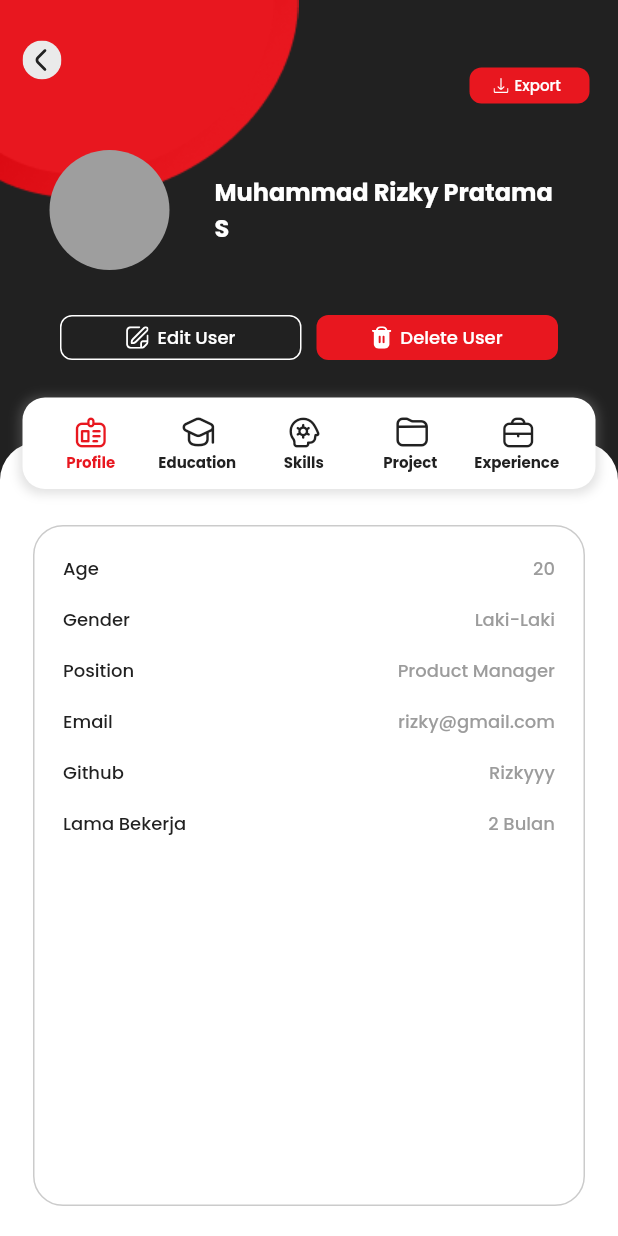
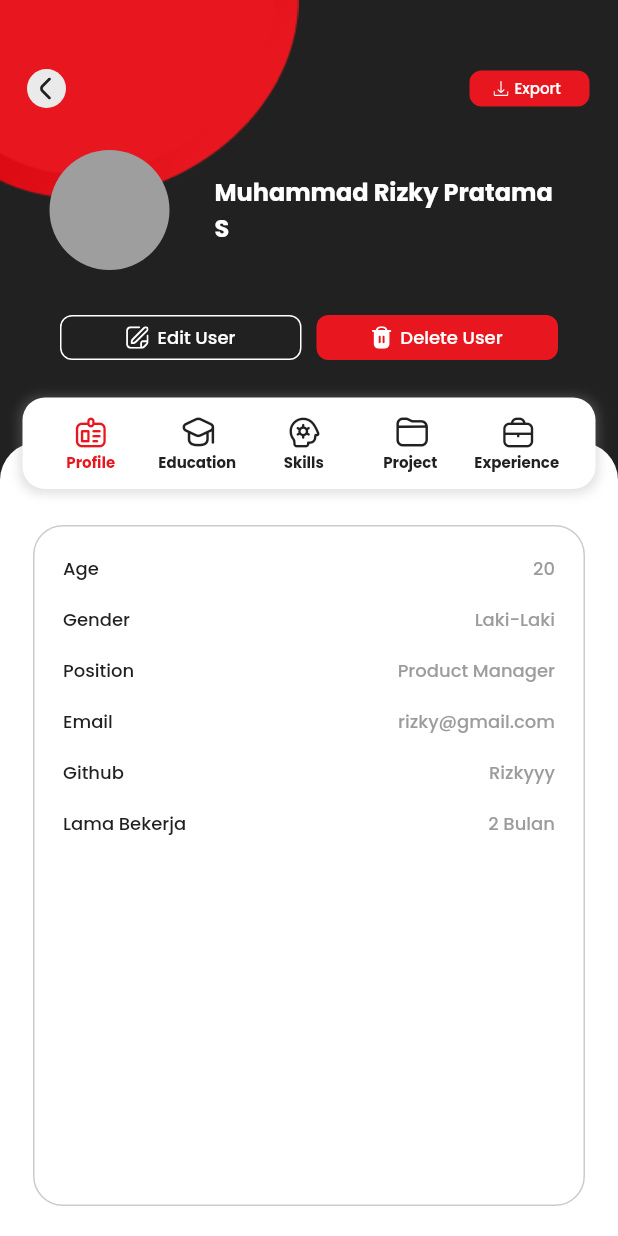
Before and after one commit to magang-wit-id/project101, a Flutter app: the UserDetailScreen screen opened directly, on a phone screen of 412 x 824 dp. Run offline on Flutter 3.47's test engine with Material 2 defaults, Android fonts, the phone set to English and light mode, and no system bars; our stand-ins replace cloud_firestore, email_validator, firebase_auth, firebase_core, firebase_storage, flutter_svg and 3 more; accounts and stored records are empty; network calls fail.

Commit message:
sejajarin button back

```diff
--- a/wit101/lib/view/screens/user_detail_screen.dart
+++ b/wit101/lib/view/screens/user_detail_screen.dart
@@ -22,17 +22,6 @@ class _UserDetailScreenState extends State<UserDetailScreen> {
         child: Scaffold(
           backgroundColor: MyColors.black(),
           extendBodyBehindAppBar: true,
-          appBar: AppBar(
-            toolbarHeight: 80,
-            backgroundColor: Colors.transparent,
-            elevation: 0,
-            leading: IconButton(
-              onPressed: () {
-                Navigator.pop(context);
-              },
-              icon: SvgPicture.asset('assets/svg/profile_back_icon.svg'),
-            ),
-          ),
           body: SizedBox(
             height: MediaQuery.of(context).size.height,
             width: MediaQuery.of(context).size.width,
@@ -43,9 +32,22 @@ class _UserDetailScreenState extends State<UserDetailScreen> {
                   child: Image.asset('assets/png/circle_1.png'),
                 ),
                 Positioned(
-                  top: 45,
-                  right: 19,
-                  child: SizedBox(
+                  top: 35,
+                  right: 0,
+                  left: 0,
+                  child: Padding(
+                    padding: const EdgeInsets.only(right: 19, left: 7),
+                    child: Row(
+                      mainAxisAlignment: MainAxisAlignment.spaceBetween,
+                      children: [
+                        IconButton(
+                          onPressed: () {
+                            Navigator.pop(context);
+                          },
+                          icon: SvgPicture.asset(
+                              'assets/svg/profile_back_icon.svg'),
+                        ),
+                        SizedBox(
                           height: 24,
                           width: 80,
                           child: ElevatedButton(
@@ -68,6 +70,9 @@ class _UserDetailScreenState extends State<UserDetailScreen> {
                                     fontWeight: FontWeight.w500)
                               ],
                             ),
+                          ),
+                        ),
+                      ],
                     ),
                   ),
                 ),
```
Lines whose indentation alone changed are shown as unchanged.
